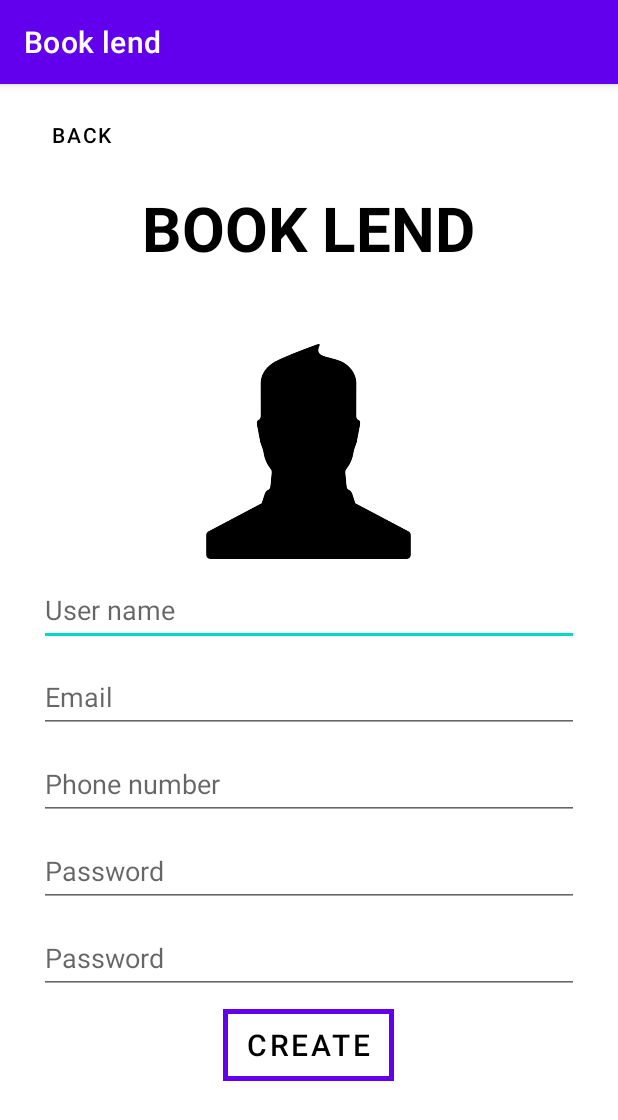
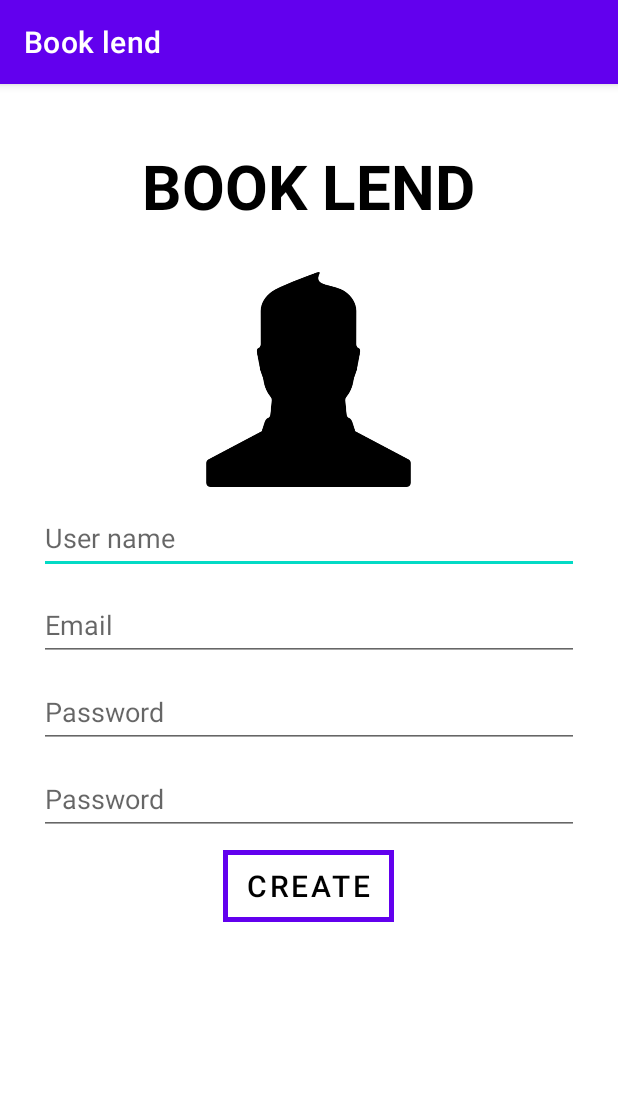
Before and after one commit to SuJin353/booklend-github.io, an Android app: the CreateAccount screen opened directly, with no data from a screen before it, on a phone screen of 412 x 824 dp. Shown: the top 1120 px of the screen. Run offline under Robolectric (Android 15) with nearby library versions, the phone set to English and light mode, and no system bars; our stand-ins replace Firebase (no records; nobody signed in at launch, a user with empty details on screens opened directly).

Commit message:
code login and create account done

```diff
--- a/booklend/app/build.gradle
+++ b/booklend/app/build.gradle
@@ -1,5 +1,6 @@
 plugins {
     id 'com.android.application'
+    id 'com.google.gms.google-services'
 }
 
 android {
@@ -32,6 +33,7 @@ dependencies {
     implementation 'androidx.appcompat:appcompat:1.6.1'
     implementation 'com.google.android.material:material:1.8.0'
     implementation 'androidx.constraintlayout:constraintlayout:2.1.4'
+    implementation 'com.google.firebase:firebase-auth:21.0.3'
     testImplementation 'junit:junit:4.13.2'
     androidTestImplementation 'androidx.test.ext:junit:1.1.5'
     androidTestImplementation 'androidx.test.espresso:espresso-core:3.5.1'
--- a/booklend/app/src/main/java/com/example/booklend/CreateAccount.java
+++ b/booklend/app/src/main/java/com/example/booklend/CreateAccount.java
@@ -1,5 +1,6 @@
 package com.example.booklend;
 
+import androidx.annotation.NonNull;
 import androidx.appcompat.app.AppCompatActivity;
 
 import android.content.Intent;
@@ -7,41 +8,72 @@ import android.os.Bundle;
 import android.view.View;
 import android.widget.Button;
 import android.widget.EditText;
+import android.widget.Toast;
+
+import com.google.android.gms.tasks.OnCompleteListener;
+import com.google.android.gms.tasks.Task;
+import com.google.firebase.auth.AuthResult;
+import com.google.firebase.auth.FirebaseAuth;
 
 public class CreateAccount extends AppCompatActivity {
-    private EditText et_username, et_email, et_phone_number, et_password, et_confirm_password;
-    private Button bt_back, bt_create;
+    private FirebaseAuth auth;
+    private EditText et_username, et_email, et_password, et_confirm_password;
+    private Button bt_create;
     @Override
     protected void onCreate(Bundle savedInstanceState) {
         super.onCreate(savedInstanceState);
         setContentView(R.layout.activity_create_account);
         Mapping();
+
+        bt_create.setOnClickListener(new View.OnClickListener() {
+            @Override
+            public void onClick(View view) {
+                String username = et_username.getText().toString().trim();
+                String email = et_email.getText().toString().trim();
+                String password = et_password.getText().toString().trim();
+                String confirm_password = et_confirm_password.getText().toString().trim();
+
+                if (username.isEmpty())
+                {
+                    et_username.setError("User name can't be empty");
                 }
-    public void onClick(View view){
-        switch(view.getId()){
-            case R.id.bt_back:
+                if (email.isEmpty())
                 {
+                    et_email.setError("Email can't be empty");
+                }
+                if (password.isEmpty())
+                {
+                    et_password.setError("Password can't be empty");
+                }
+                if (confirm_password.isEmpty() || confirm_password != password)
+                {
+                    et_username.setError("Please input same password");
+                }
+                else {
+                    auth.createUserWithEmailAndPassword(email,password).addOnCompleteListener(new OnCompleteListener<AuthResult>() {
+                        @Override
+                        public void onComplete(@NonNull Task<AuthResult> task) {
+                            if (task.isSuccessful()){
+                                Toast.makeText(CreateAccount.this,"Sign up successful", Toast.LENGTH_SHORT).show();
                                 Intent intent = new Intent(CreateAccount.this, Login.class);
                                 startActivity(intent);
-                break;
                             }
-            case R.id.bt_create:
-            {
-                Intent intent = new Intent(CreateAccount.this, Menu.class);
-                startActivity(intent);
-                break;
+                            else {
+                                Toast.makeText(CreateAccount.this,"Sign up failed" + task.getException().getMessage(), Toast.LENGTH_SHORT).show();
                             }
                         }
-        finish();
+                    });
+                }
+            }
+        });
     }
     void Mapping()
     {
+        auth = FirebaseAuth.getInstance();
         et_username = (EditText) findViewById(R.id.et_username);
         et_email = (EditText) findViewById(R.id.et_email);
-        et_phone_number = (EditText) findViewById(R.id.et_phone_number);
         et_password = (EditText) findViewById(R.id.et_password);
         et_confirm_password = (EditText) findViewById(R.id.et_confirm_password);
-        bt_back = (Button) findViewById(R.id.bt_back);
         bt_create = (Button) findViewById(R.id.bt_create);
     }
 }
--- a/booklend/app/src/main/res/layout/activity_create_account.xml
+++ b/booklend/app/src/main/res/layout/activity_create_account.xml
@@ -9,24 +9,12 @@
         android:id="@+id/item_rl_create_account"
         android:layout_width="match_parent"
         android:layout_height="wrap_content">
-        <Button
-            android:id="@+id/bt_back"
-            android:layout_width="wrap_content"
-            android:layout_height="wrap_content"
-            android:text="@string/btn_back"
-            android:textColor="@color/black"
-            android:background="@android:color/transparent"
-            android:layout_alignParentStart="true"
-            android:layout_marginTop="10dp"
-            android:layout_marginStart="10dp"
-            android:onClick="onClick"/>
         <TextView
             android:id="@+id/tv_app_name"
             android:layout_width="wrap_content"
             android:layout_height="wrap_content"
-            android:layout_below="@id/bt_back"
             android:layout_centerHorizontal="true"
-            android:layout_marginTop="10dp"
+            android:layout_marginTop="40dp"
             android:text="@string/app_name"
             android:textAlignment="center"
             android:textAllCaps="true"
@@ -41,7 +29,7 @@
         android:background="@drawable/profile_pic"
         android:layout_centerHorizontal="true"
         android:layout_below="@id/tv_app_name"
-        android:layout_marginTop="50dp"
+        android:layout_marginTop="30dp"
         android:contentDescription="profile picture"
         tools:ignore="HardcodedText" />
         <EditText
@@ -65,20 +53,10 @@
             android:inputType="textEmailAddress"
             android:autofillHints="Alex@gmail.com" />
         <EditText
-            android:id="@+id/et_phone_number"
+            android:id="@+id/et_password"
             android:layout_width="360dp"
             android:layout_height="48dp"
             android:layout_below="@id/et_email"
-            android:layout_centerHorizontal="true"
-            android:layout_marginTop="10dp"
-            android:hint="@string/phone_number"
-            android:inputType="phone"
-            android:autofillHints="0123-456-789" />
-        <EditText
-            android:id="@+id/et_password"
-            android:layout_width="360dp"
-            android:layout_height="48dp"
-            android:layout_below="@id/et_phone_number"
             android:layout_centerHorizontal="true"
             android:layout_marginTop="10dp"
             android:autofillHints="Alex1234!"
--- a/booklend/app/src/main/res/layout/activity_menu.xml
+++ b/booklend/app/src/main/res/layout/activity_menu.xml
@@ -80,7 +80,7 @@
                         android:scrollbarAlwaysDrawVerticalTrack="true"
                         android:scrollbars="horizontal"
                         android:stretchMode="none"
-                        android:verticalSpacing="1dp"></GridView>
+                        android:verticalSpacing="1dp" />
                 </LinearLayout>
             </FrameLayout>
         </HorizontalScrollView>
```
Also changed, not shown: booklend/app/src/main/java/com/example/booklend/Login.java (+47 -11 lines), booklend/app/src/main/res/layout/login.xml (+8 -8 lines), booklend/build.gradle (+7 -3 lines), 1 other file. Lines whose indentation alone changed are shown as unchanged.
